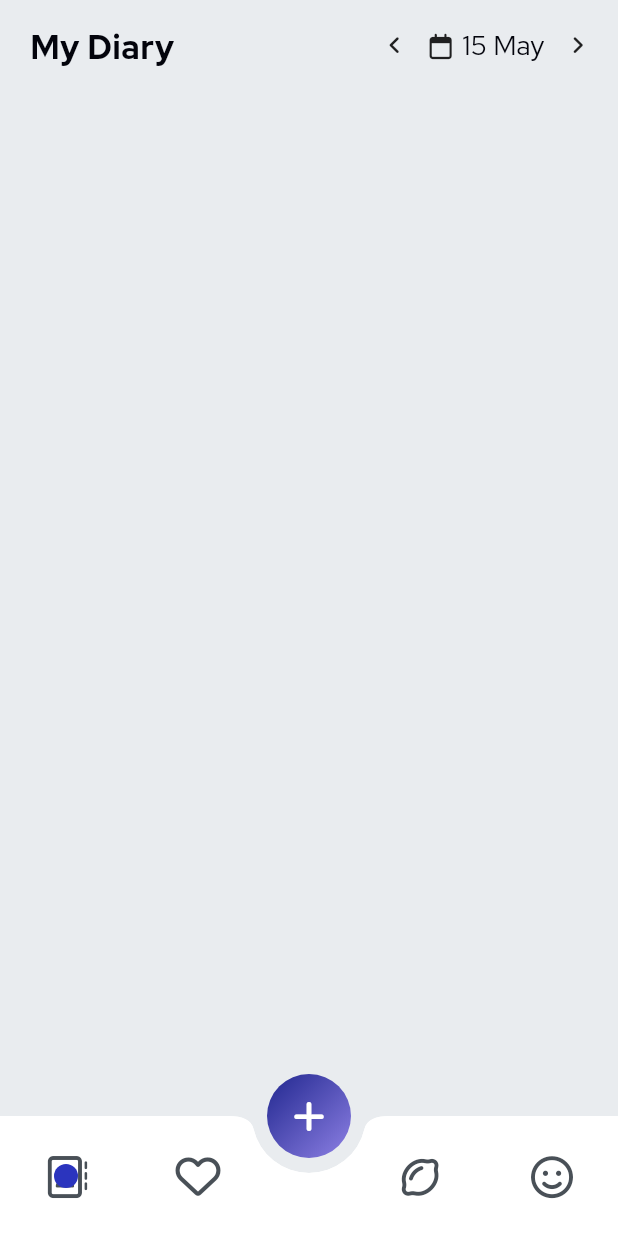
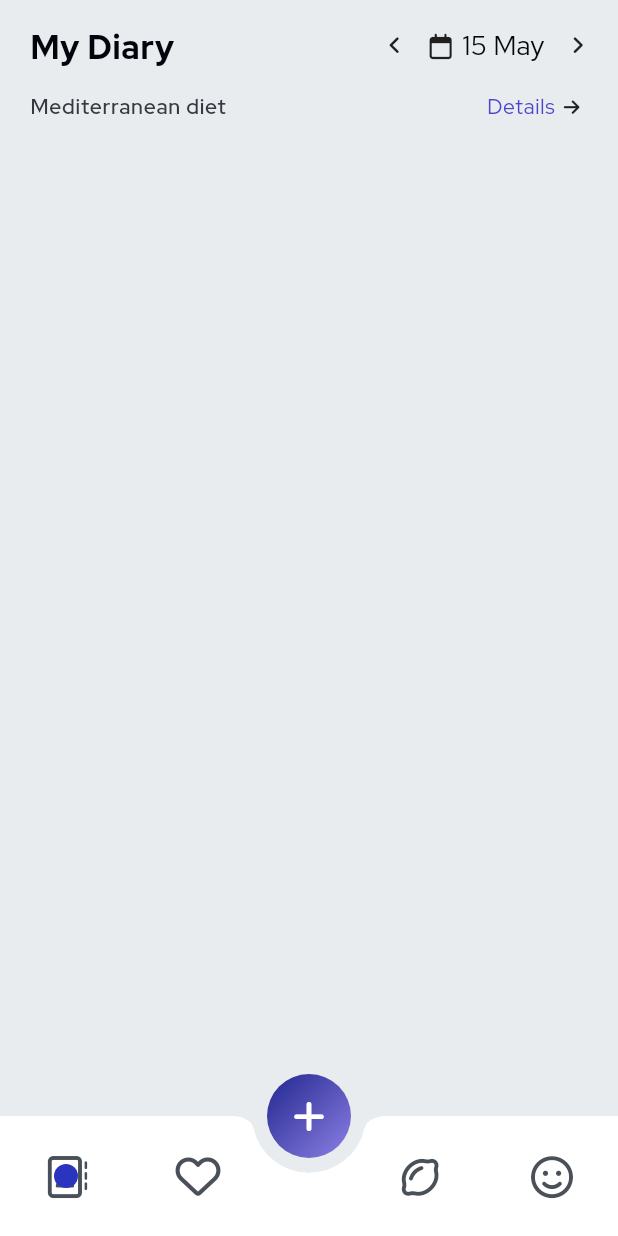
Before and after one commit to ezizull/tennet-gethired-app, a Flutter app: the screen it shows after launch, on a phone screen of 412 x 824 dp. Run offline on Flutter 3.47's test engine with Material 2 defaults, Android fonts, the light colour scheme and no system bars; our stand-ins replace font_awesome_flutter, get, google_fonts, responsive_framework.

Commit message:
add: home-page  v1

```diff
--- a/lib/presentation/pages/home/home.dart
+++ b/lib/presentation/pages/home/home.dart
@@ -1,4 +1,5 @@
 import 'package:flutter/material.dart';
+import 'package:font_awesome_flutter/font_awesome_flutter.dart';
 import 'package:get/get.dart';
 import 'package:gethired/presentation/controllers/controllers.dart';
 import 'package:gethired/utils/utils.dart';
@@ -18,6 +19,7 @@ class HomePage extends GetView<HomeController> {
             title: "My Diary",
             date: "15 May",
           ),
+          TopDetails(title: "Mediterranean diet"),
         ],
       ),
     );
--- a/lib/presentation/pages/training/training.dart
+++ b/lib/presentation/pages/training/training.dart
@@ -1,7 +1,7 @@
 import 'package:flutter/material.dart';
 import 'package:get/get.dart';
 import 'package:gethired/presentation/controllers/controllers.dart';
-import 'package:gethired/utils/themes/themes.dart';
+import 'package:gethired/utils/utils.dart';
 
 class TrainingPage extends GetView<TrainingController> {
   const TrainingPage({super.key});
@@ -10,8 +10,15 @@ class TrainingPage extends GetView<TrainingController> {
   Widget build(BuildContext context) {
     return Scaffold(
       backgroundColor: AppColors.white.shade100,
-      body: const Center(
-        child: Text("Training Page"),
+      body: ListView(
+        physics: const BouncingScrollPhysics(
+            parent: AlwaysScrollableScrollPhysics()),
+        children: const [
+          HeaderWidget(
+            title: "Training",
+            date: "15 May",
+          ),
+        ],
       ),
     );
   }
--- a/lib/utils/themes/fonts.dart
+++ b/lib/utils/themes/fonts.dart
@@ -4,17 +4,29 @@ import 'package:google_fonts/google_fonts.dart';
 class AppFonts {
   static TextTheme redHatDisplay(Color? color) {
     return TextTheme(
-      displayLarge: GoogleFonts.redHatDisplay(
+      titleLarge: GoogleFonts.redHatDisplay(
         color: color,
         fontSize: 22,
         letterSpacing: 0.5,
         fontWeight: FontWeight.w800,
+      ),
+      titleSmall: GoogleFonts.redHatDisplay(
+        color: color,
+        fontSize: 14,
+        letterSpacing: 0.5,
+        fontWeight: FontWeight.w600,
       ),
       bodyMedium: GoogleFonts.redHatDisplay(
         color: color,
         fontSize: 18,
         fontWeight: FontWeight.w400,
       ),
+      bodySmall: GoogleFonts.redHatDisplay(
+        color: color,
+        fontSize: 14,
+        letterSpacing: 0.5,
+        fontWeight: FontWeight.w400,
+      ),
     );
   }
 }
--- a/lib/utils/widgets/header_widget.dart
+++ b/lib/utils/widgets/header_widget.dart
@@ -24,7 +24,7 @@ class HeaderWidget extends StatelessWidget {
             title,
             style: AppFonts.redHatDisplay(
               AppColors.black.shade700,
-            ).displayLarge,
+            ).titleLarge,
           ),
 
           // date
--- /dev/null
+++ b/lib/utils/widgets/top_details_widget.dart
@@ -0,0 +1,42 @@
+import 'package:flutter/material.dart';
+import 'package:font_awesome_flutter/font_awesome_flutter.dart';
+import 'package:gethired/utils/themes/themes.dart';
+
+class TopDetails extends StatelessWidget {
+  const TopDetails({
+    super.key,
+    required this.title,
+  });
+
+  final String title;
+
+  @override
+  Widget build(BuildContext context) {
+    return Container(
+      padding: const EdgeInsets.symmetric(horizontal: 20),
+      child: Row(
+        mainAxisAlignment: MainAxisAlignment.spaceBetween,
+        children: [
+          Text(title,
+              style:
+                  AppFonts.redHatDisplay(AppColors.white.shade700).titleSmall),
+          InkWell(
+            onTap: () {},
+            child: Padding(
+              padding: const EdgeInsets.symmetric(horizontal: 5),
+              child:
+                  Row(crossAxisAlignment: CrossAxisAlignment.center, children: [
+                Container(
+                    margin: const EdgeInsets.only(right: 5),
+                    child: Text("Details",
+                        style: AppFonts.redHatDisplay(AppColors.blue.shade500)
+                            .bodySmall)),
+                const Icon(FontAwesomeIcons.arrowRight, size: 12)
+              ]),
+            ),
+          ),
+        ],
+      ),
+    );
+  }
+}
--- a/lib/utils/widgets/widgets.dart
+++ b/lib/utils/widgets/widgets.dart
@@ -1 +1,2 @@
 export 'package:gethired/utils/widgets/header_widget.dart';
+export 'package:gethired/utils/widgets/top_details_widget.dart';
```
